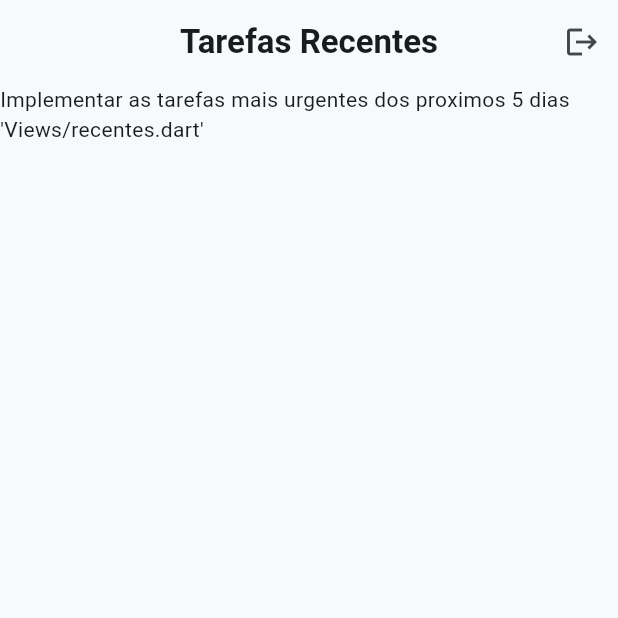
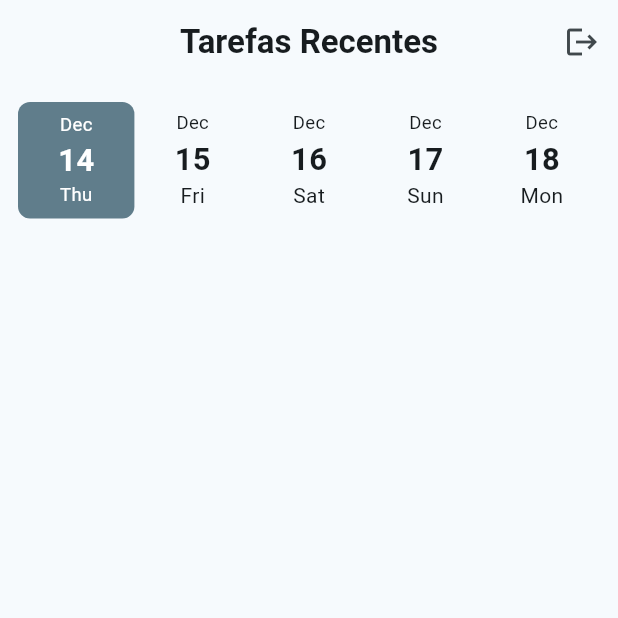
Before and after one commit to leomaiap/Tarefas-Sistemas-Distribuidos, a Flutter app: the Recentes screen opened directly, on a phone screen of 412 x 824 dp, the top half of it. Run offline on Flutter 3.47's test engine with Material 3 defaults, Android fonts, the phone set to English and light mode, and no system bars; our stand-ins replace sqflite; accounts and stored records are empty.

Commit message:
Day selection no Recentes

```diff
--- a/lib/Views/recentes.dart
+++ b/lib/Views/recentes.dart
@@ -1,6 +1,7 @@
 import 'package:flutter/foundation.dart';
 import 'package:flutter/material.dart';
 import 'package:planner/Autenticador/login.dart';
+import 'package:planner/Widgets/dayWidget.dart';
 
 class Recentes extends StatefulWidget {
   const Recentes({super.key});
@@ -10,6 +11,19 @@ class Recentes extends StatefulWidget {
 }
 
 class _RecentesState extends State<Recentes> {
+  late DateTime today;
+  int daySelected = 0;
+  @override
+  void initState() {
+    super.initState();
+    setState(() {
+      today = DateTime.now();
+    });
+  }
+
+  bool isSelected(int index) {
+    return daySelected == index;
+  }
   // Para saber qual usuario atual use UserSession.getID()
   @override
   Widget build(BuildContext context) {
@@ -31,8 +45,43 @@ class _RecentesState extends State<Recentes> {
         ],
         centerTitle: true,
       ),
-      body: Text("Implementar as tarefas mais urgentes dos proximos 5 dias 'Views/recentes.dart'"),
-      // Implementar escolher 5 dias
+      body: Container(
+        child: Column(
+          children: [
+            Container(
+              height: 130,
+              padding: EdgeInsets.all(12),
+              child: GridView.builder(
+                itemCount: 5,
+              gridDelegate:  SliverGridDelegateWithFixedCrossAxisCount(
+                crossAxisCount: 5,
+                crossAxisSpacing: 0,
+              ),
+              itemBuilder:(context, index) {
+                return GestureDetector(
+                  onTap: () {
+                    daySelected = index;
+                    print(daySelected);
+                    setState(() {
+
+                    });
+                  },
+                  child: Container(
+                    child: DayCard(
+                      day: today.add(Duration(days: index)),
+                      isSelected: isSelected(index)),
+                  ),
+                );
+              },
+              ),
+            ),
+            //Lista de tarefas aqui
+            Container(
+              //ListView.builder()
+            )
+          ],
+        ),
+      )
       // consultar o banco de dados referente ao usuari0 e a data, e listar as tarefas daquele dia (listview.builder() + gesturedetector())
     );
   }
--- /dev/null
+++ b/lib/Widgets/dayWidget.dart
@@ -0,0 +1,67 @@
+import 'package:flutter/material.dart';
+import 'package:intl/intl.dart';
+
+class DayCard extends StatelessWidget {
+  DateTime day;
+  bool isSelected;
+  DayCard({super.key, required this.day, required this.isSelected});
+
+  @override
+  Widget build(BuildContext context) {
+    double screenWidth = MediaQuery.of(context).size.width;
+    if (isSelected){
+      return Container(
+          decoration: BoxDecoration(
+          color: Colors.blueGrey,
+          borderRadius: BorderRadius.all(Radius.circular(8))
+        ),
+        child: Container(
+          child:Column(
+            mainAxisAlignment: MainAxisAlignment.center,
+            children: [
+              Text("${DateFormat.MMM().format(day)}", style: TextStyle(
+                fontSize: screenWidth*0.03,
+                color: Colors.white
+              ),),
+              Text("${day.day}",  style: TextStyle(
+                fontSize: screenWidth*0.05,
+                fontWeight: FontWeight.bold,
+                color: Colors.white
+              ),),
+              Text("${DateFormat.E().format(day)}", style: TextStyle(
+                fontSize: screenWidth*0.03,
+                color: Colors.white))
+            ],
+          )
+        ),
+
+      );
+    }
+    else{
+      return Container(
+        decoration: BoxDecoration(
+        color: Colors.transparent,
+        borderRadius: BorderRadius.all(Radius.circular(8))
+      ),
+      child: Container(
+        child:Column(
+          mainAxisAlignment: MainAxisAlignment.center,
+          children: [
+            Text("${DateFormat.MMM().format(day)}", style: TextStyle(
+              fontSize: screenWidth*0.03,
+
+            ),),
+            Text("${day.day}",  style: TextStyle(
+              fontSize: screenWidth*0.05,
+              fontWeight: FontWeight.bold,
+
+            ),),
+            Text("${DateFormat.E().format(day)}")
+          ],
+        )
+      ),
+    );
+    }
+
+  }
+}
```
